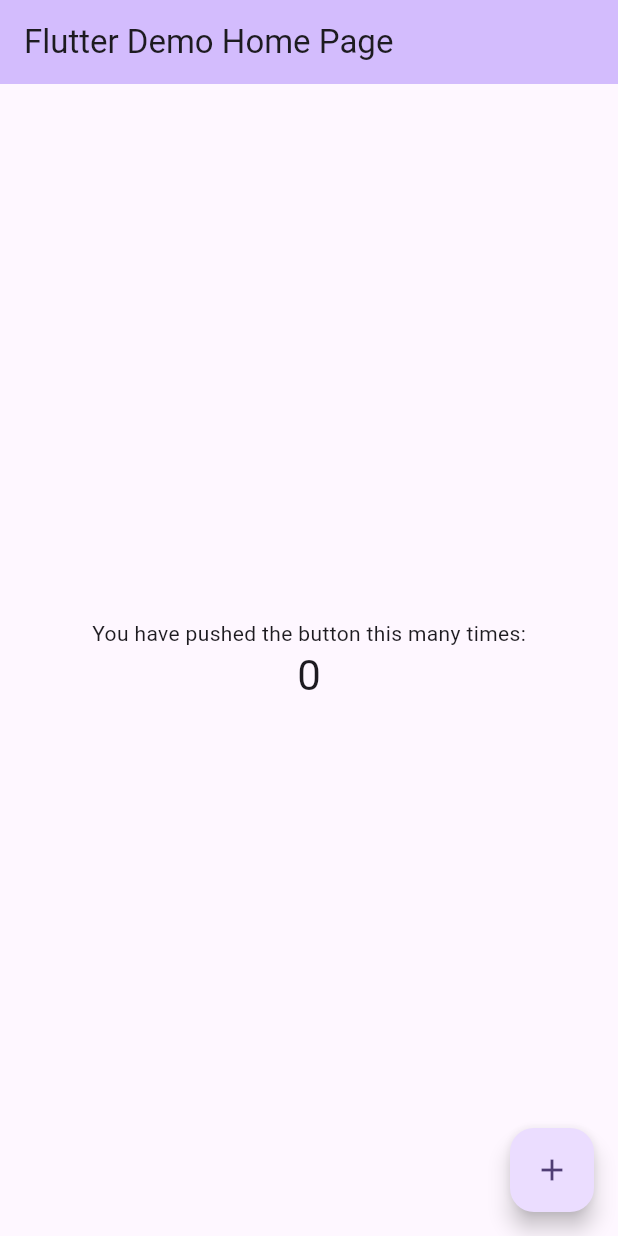
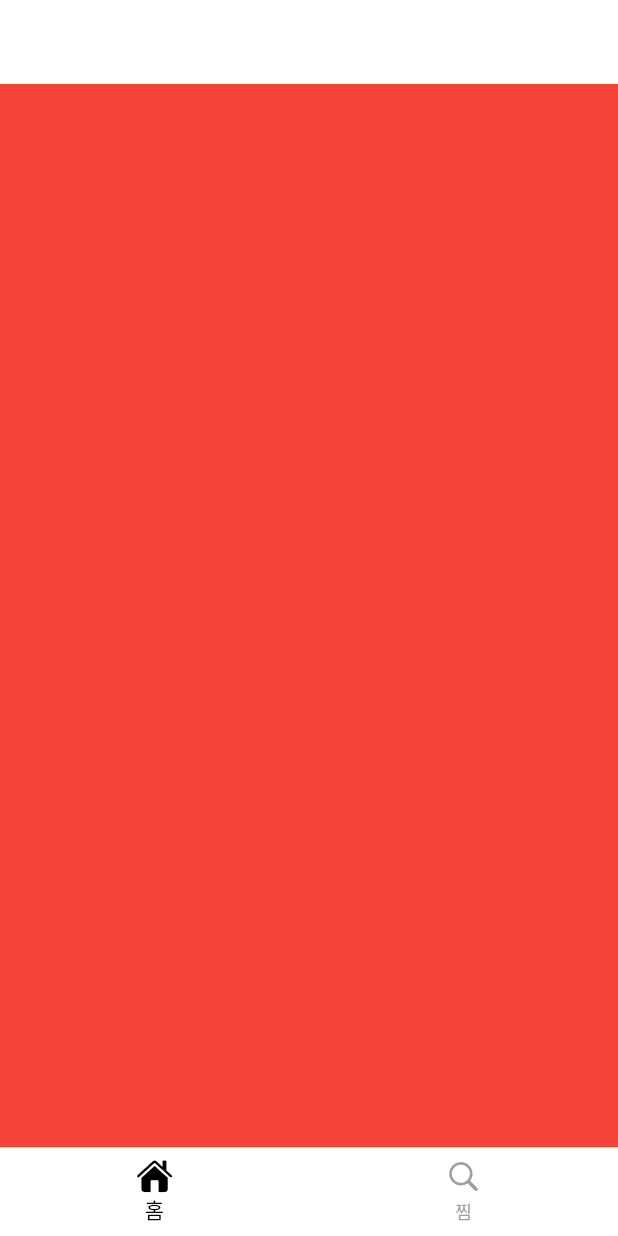
Before and after one commit to CodeKinggggggg/tourism_project, a Flutter app: the screen it shows after launch, on a phone screen of 412 x 824 dp. Run offline on Flutter 3.47's test engine with Material 2 defaults, Android fonts, the phone set to English and light mode, and no system bars; our stand-ins replace flutter_riverpod; Roboto replaces fonts that are missing (SpoqaHanSansNeo).

Commit message:
Add - 프로젝트 아키택처 정립
###DESC
1. 클린 아키택처
- domain, data, presentation layer

2. 탭바
-  홈, 위시리스트 2개로 구성

3. core
- 앱 전반적으로 사용되는 요소를 다룸
- theme, color, const 등등

```diff
--- a/lib/main.dart
+++ b/lib/main.dart
@@ -1,125 +1,29 @@
 import 'package:flutter/material.dart';
+import 'package:flutter_riverpod/flutter_riverpod.dart';
+import 'package:tourism_http/src/core/const/app_name.dart';
+import 'package:tourism_http/src/core/splash/splash_page.dart';
+import 'package:tourism_http/src/core/theme/app_theme.dart';
 
-void main() {
-  runApp(const MyApp());
+void main() async {
+  WidgetsFlutterBinding.ensureInitialized();
+
+  runApp(
+    const ProviderScope(
+      child: App(),
+    ),
+  );
 }
 
-class MyApp extends StatelessWidget {
-  const MyApp({super.key});
+class App extends StatelessWidget {
+  const App({Key? key}) : super(key: key);
 
-  // This widget is the root of your application.
   @override
   Widget build(BuildContext context) {
     return MaterialApp(
-      title: 'Flutter Demo',
-      theme: ThemeData(
-        // This is the theme of your application.
-        //
-        // TRY THIS: Try running your application with "flutter run". You'll see
-        // the application has a blue toolbar. Then, without quitting the app,
-        // try changing the seedColor in the colorScheme below to Colors.green
-        // and then invoke "hot reload" (save your changes or press the "hot
-        // reload" button in a Flutter-supported IDE, or press "r" if you used
-        // the command line to start the app).
-        //
-        // Notice that the counter didn't reset back to zero; the application
-        // state is not lost during the reload. To reset the state, use hot
-        // restart instead.
-        //
-        // This works for code too, not just values: Most code changes can be
-        // tested with just a hot reload.
-        colorScheme: ColorScheme.fromSeed(seedColor: Colors.deepPurple),
-        useMaterial3: true,
-      ),
-      home: const MyHomePage(title: 'Flutter Demo Home Page'),
+      debugShowCheckedModeBanner: false,
+      title: APP_NAME,
+      theme: AppThemeData.appTheme,
+      home: const SplashPage(),
     );
   }
 }
-
-class MyHomePage extends StatefulWidget {
-  const MyHomePage({super.key, required this.title});
-
-  // This widget is the home page of your application. It is stateful, meaning
-  // that it has a State object (defined below) that contains fields that affect
-  // how it looks.
-
-  // This class is the configuration for the state. It holds the values (in this
-  // case the title) provided by the parent (in this case the App widget) and
-  // used by the build method of the State. Fields in a Widget subclass are
-  // always marked "final".
-
-  final String title;
-
-  @override
-  State<MyHomePage> createState() => _MyHomePageState();
-}
-
-class _MyHomePageState extends State<MyHomePage> {
-  int _counter = 0;
-
-  void _incrementCounter() {
-    setState(() {
-      // This call to setState tells the Flutter framework that something has
-      // changed in this State, which causes it to rerun the build method below
-      // so that the display can reflect the updated values. If we changed
-      // _counter without calling setState(), then the build method would not be
-      // called again, and so nothing would appear to happen.
-      _counter++;
-    });
-  }
-
-  @override
-  Widget build(BuildContext context) {
-    // This method is rerun every time setState is called, for instance as done
-    // by the _incrementCounter method above.
-    //
-    // The Flutter framework has been optimized to make rerunning build methods
-    // fast, so that you can just rebuild anything that needs updating rather
-    // than having to individually change instances of widgets.
-    return Scaffold(
-      appBar: AppBar(
-        // TRY THIS: Try changing the color here to a specific color (to
-        // Colors.amber, perhaps?) and trigger a hot reload to see the AppBar
-        // change color while the other colors stay the same.
-        backgroundColor: Theme.of(context).colorScheme.inversePrimary,
-        // Here we take the value from the MyHomePage object that was created by
-        // the App.build method, and use it to set our appbar title.
-        title: Text(widget.title),
-      ),
-      body: Center(
-        // Center is a layout widget. It takes a single child and positions it
-        // in the middle of the parent.
-        child: Column(
-          // Column is also a layout widget. It takes a list of children and
-          // arranges them vertically. By default, it sizes itself to fit its
-          // children horizontally, and tries to be as tall as its parent.
-          //
-          // Column has various properties to control how it sizes itself and
-          // how it positions its children. Here we use mainAxisAlignment to
-          // center the children vertically; the main axis here is the vertical
-          // axis because Columns are vertical (the cross axis would be
-          // horizontal).
-          //
-          // TRY THIS: Invoke "debug painting" (choose the "Toggle Debug Paint"
-          // action in the IDE, or press "p" in the console), to see the
-          // wireframe for each widget.
-          mainAxisAlignment: MainAxisAlignment.center,
-          children: <Widget>[
-            const Text(
-              'You have pushed the button this many times:',
-            ),
-            Text(
-              '$_counter',
-              style: Theme.of(context).textTheme.headlineMedium,
-            ),
-          ],
-        ),
-      ),
-      floatingActionButton: FloatingActionButton(
-        onPressed: _incrementCounter,
-        tooltip: 'Increment',
-        child: const Icon(Icons.add),
-      ), // This trailing comma makes auto-formatting nicer for build methods.
-    );
-  }
-}
--- /dev/null
+++ b/lib/src/core/const/app_color.dart
@@ -0,0 +1,23 @@
+// ignore_for_file: constant_identifier_names
+
+import 'package:flutter/material.dart';
+
+const Color TEXT_COLOR = Color(0xFF222222);
+
+// 메인 색
+const Color PRIMARY_COLOR = Color(0xFF000000);
+// 서브 색
+// const Color SECONDARY_COLOR = Color(0xFF000000);
+
+// 검은색
+const Color BLACK_COLOR = Color(0xFF000000);
+
+// 흰색
+const Color WHITE_COLOR = Color(0xFFFFFFFF);
+
+// 회색
+const Color DEEP_DARK_GREY_COLOR = Color(0xFF424242);
+const Color DARK_GREY_COLOR = Color(0xFF616161);
+const Color GREY_COLOR = Colors.grey;
+const Color DEEP_LIGHT_GREY_COLOR = Color(0xFFFAFAFA);
+const Color LIGHT_GREY_COLOR = Color(0xFFD6D6D6);
--- /dev/null
+++ b/lib/src/core/const/app_name.dart
@@ -0,0 +1,3 @@
+// ignore_for_file: constant_identifier_names
+
+const APP_NAME = '투어리즘';
--- /dev/null
+++ b/lib/src/core/splash/splash_page.dart
@@ -0,0 +1,39 @@
+import 'dart:async';
+import 'package:flutter/material.dart';
+import 'package:tourism_http/src/core/const/app_color.dart';
+import 'package:tourism_http/src/core/tabbar/tabbar_page.dart';
+
+class SplashPage extends StatelessWidget {
+  const SplashPage({Key? key}) : super(key: key);
+
+  @override
+  Widget build(BuildContext context) {
+    // 1초 뒤 홈페이지 이동
+    Timer(
+        const Duration(seconds: 1),
+        () => Navigator.pushReplacement(context,
+            MaterialPageRoute(builder: (context) => const TabbarPage())));
+
+    return WillPopScope(
+      // 해당 위젯은 취소키 방지 역할
+      onWillPop: () async => false,
+      child: Scaffold(
+        body: SafeArea(
+          child: Container(
+            color: WHITE_COLOR,
+            child: Center(
+              child: Column(
+                crossAxisAlignment: CrossAxisAlignment.center,
+                children: [
+                  SizedBox(height: MediaQuery.of(context).size.height * 0.35),
+                  Image.asset('assets/app_logo/touri.png',
+                      width: MediaQuery.of(context).size.width * 0.3),
+                ],
+              ),
+            ),
+          ),
+        ),
+      ),
+    );
+  }
+}
--- /dev/null
+++ b/lib/src/core/tabbar/tabbar_page.dart
@@ -0,0 +1,67 @@
+import 'package:flutter/cupertino.dart';
+import 'package:flutter/material.dart';
+import 'package:tourism_http/src/core/const/app_color.dart';
+import 'package:tourism_http/src/features/home/presentation/screen/home_page.dart';
+import 'package:tourism_http/src/features/wish_list/presentation/screen/wish_list_page.dart';
+
+class TabbarPage extends StatefulWidget {
+  const TabbarPage({super.key});
+
+  @override
+  State<TabbarPage> createState() => _TabbarPageState();
+}
+
+class _TabbarPageState extends State<TabbarPage>
+    with SingleTickerProviderStateMixin {
+  late TabController controller;
+  int tabbarIndex = 0;
+
+  void tabListener() {
+    setState(() => tabbarIndex = controller.index);
+  }
+
+  @override
+  void initState() {
+    super.initState();
+    controller =
+        TabController(length: 2, vsync: this, animationDuration: Duration.zero);
+    controller.addListener(tabListener);
+  }
+
+  @override
+  void dispose() {
+    controller.removeListener(tabListener);
+    super.dispose();
+  }
+
+  @override
+  Widget build(BuildContext context) {
+    return Scaffold(
+      body: TabBarView(
+        physics: const NeverScrollableScrollPhysics(),
+        controller: controller,
+        children: const [HomePage(), WishListPage()],
+      ),
+      bottomNavigationBar: BottomNavigationBar(
+        selectedItemColor: PRIMARY_COLOR,
+        unselectedItemColor: GREY_COLOR,
+        type: BottomNavigationBarType.fixed,
+        onTap: (int index) => controller.animateTo(index),
+        backgroundColor: WHITE_COLOR,
+        currentIndex: tabbarIndex,
+        items: const [
+          BottomNavigationBarItem(
+            icon: Icon(CupertinoIcons.house),
+            activeIcon: Icon(CupertinoIcons.house_fill),
+            label: '홈',
+          ),
+          BottomNavigationBarItem(
+            icon: Icon(CupertinoIcons.search),
+            activeIcon: Icon(CupertinoIcons.search_circle_fill),
+            label: '찜',
+          ),
+        ],
+      ),
+    );
+  }
+}
--- /dev/null
+++ b/lib/src/core/theme/app_theme.dart
@@ -0,0 +1,49 @@
+import 'package:flutter/material.dart';
+import 'package:tourism_http/src/core/const/app_color.dart';
+
+class AppThemeData {
+  static final ThemeData appTheme = ThemeData(
+    brightness: Brightness.light,
+    scaffoldBackgroundColor: WHITE_COLOR,
+    splashColor: Colors.transparent,
+    highlightColor: Colors.transparent,
+    splashFactory: NoSplash.splashFactory,
+    // 앱바
+    appBarTheme: const AppBarTheme(
+      titleTextStyle: TextStyle(
+        color: TEXT_COLOR,
+        fontSize: 18,
+        height: 1,
+        fontWeight: FontWeight.w500,
+      ),
+      toolbarTextStyle: TextStyle(
+        color: TEXT_COLOR,
+        fontSize: 18,
+        height: 1,
+        fontWeight: FontWeight.w500,
+      ),
+      elevation: 0,
+      backgroundColor: WHITE_COLOR,
+      centerTitle: false,
+      iconTheme: IconThemeData(
+        color: TEXT_COLOR,
+        size: 26,
+      ),
+      actionsIconTheme: IconThemeData(
+        color: TEXT_COLOR,
+        size: 26,
+      ),
+    ),
+    // 바텀시트
+    bottomSheetTheme: const BottomSheetThemeData(
+      backgroundColor: WHITE_COLOR,
+      elevation: 0,
+    ),
+    bottomNavigationBarTheme: const BottomNavigationBarThemeData(
+      backgroundColor: WHITE_COLOR,
+      elevation: 0,
+    ),
+    // 앱 기본 폰트
+    fontFamily: 'SpoqaHanSansNeo',
+  );
+}
--- /dev/null
+++ b/lib/src/features/home/data/datasource/home_local_data_source.dart
@@ -0,0 +1 @@
+// 로컬 db와의 통신 담당
--- /dev/null
+++ b/lib/src/features/home/data/datasource/home_remote_data_source.dart
@@ -0,0 +1 @@
+// 서버와의 통신 담당
--- /dev/null
+++ b/lib/src/features/home/presentation/screen/home_page.dart
@@ -0,0 +1,13 @@
+import 'package:flutter/material.dart';
+
+class HomePage extends StatelessWidget {
+  const HomePage({super.key});
+
+  @override
+  Widget build(BuildContext context) {
+    return Scaffold(
+      appBar: AppBar(),
+      body: Container(color: Colors.red),
+    );
+  }
+}
--- /dev/null
+++ b/lib/src/features/wish_list/data/datasource/wish_list_local_data_source.dart
@@ -0,0 +1 @@
+// 로컬 db와의 통신 담당
--- /dev/null
+++ b/lib/src/features/wish_list/data/datasource/wish_list_remote_data_source.dart
@@ -0,0 +1 @@
+// 서버와의 통신 담당
--- /dev/null
+++ b/lib/src/features/wish_list/presentation/screen/wish_list_page.dart
@@ -0,0 +1,13 @@
+import 'package:flutter/material.dart';
+
+class WishListPage extends StatelessWidget {
+  const WishListPage({super.key});
+
+  @override
+  Widget build(BuildContext context) {
+    return Scaffold(
+      appBar: AppBar(),
+      body: Container(color: Colors.blue),
+    );
+  }
+}
```
